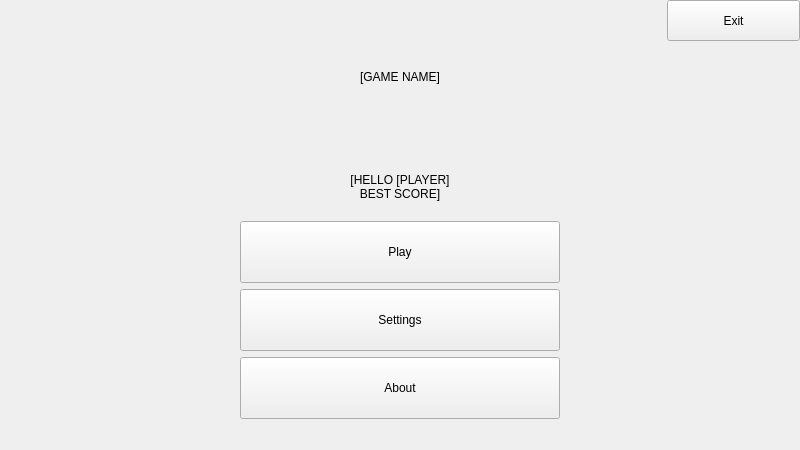
Qt form src/menu/mainwindow.ui (VKuzia/cat-circus) before a commit.
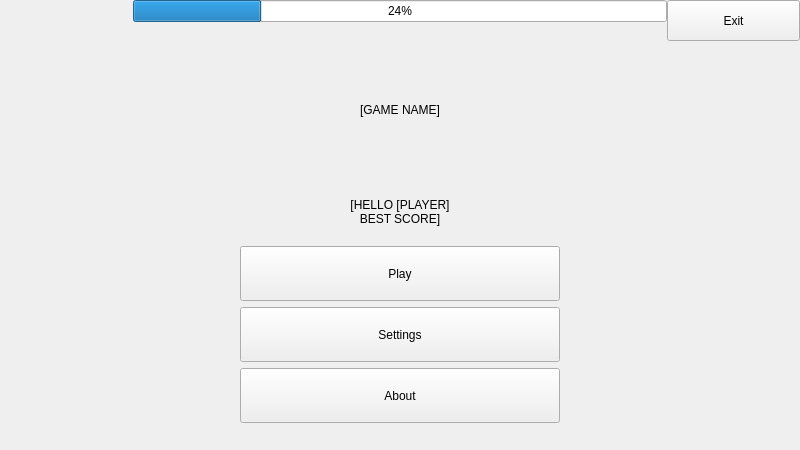
The same form after that commit. Icons and pictures are not drawn. Custom widgets are drawn as their Qt base class.

```diff
--- a/src/menu/mainwindow.ui
+++ b/src/menu/mainwindow.ui
@@ -113,10 +113,17 @@
            </spacer>
           </item>
           <item>
-           <layout class="QVBoxLayout" name="mainVLayout" stretch="2,0,3">
+           <layout class="QVBoxLayout" name="mainVLayout" stretch="0,2,0,3">
             <property name="spacing">
              <number>20</number>
             </property>
+            <item>
+             <widget class="QProgressBar" name="progressBar">
+              <property name="value">
+               <number>24</number>
+              </property>
+             </widget>
+            </item>
             <item>
              <widget class="QLabel" name="label_2">
               <property name="sizePolicy">
```
